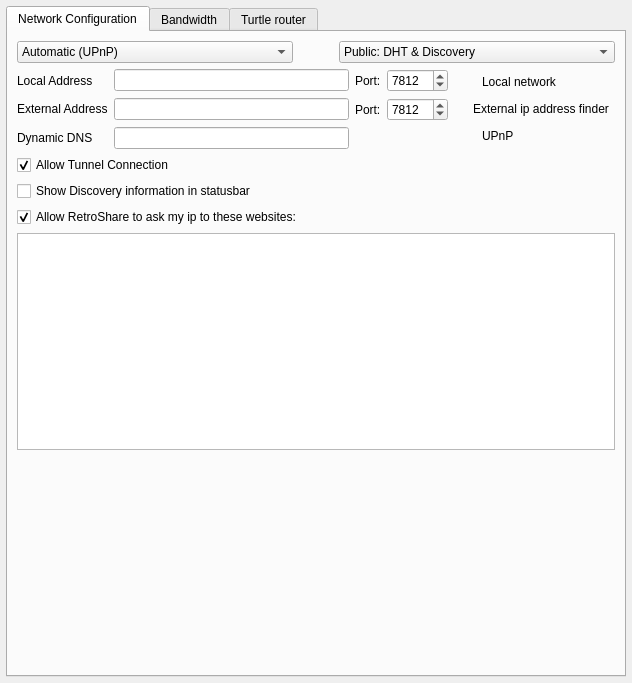
Old version of the form retroshare-gui/src/gui/settings/ServerPage.ui in the repository RetroShare/RetroShare.
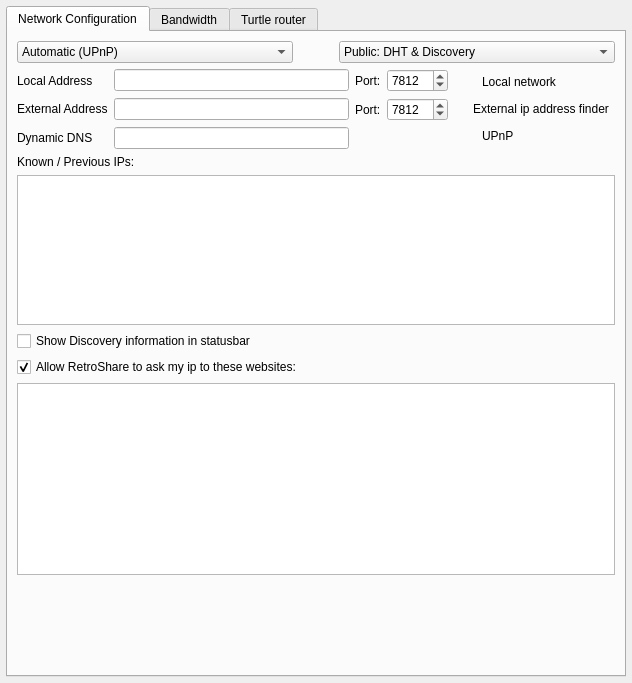
New version of the form. Icons and pictures are not drawn.

Commit message: merged Profile widget with security tab in settings

```diff
--- a/retroshare-gui/src/gui/settings/ServerPage.ui
+++ b/retroshare-gui/src/gui/settings/ServerPage.ui
@@ -306,15 +306,19 @@
         </layout>
        </item>
        <item>
-        <widget class="QCheckBox" name="allowTunnelConnectionCB">
-         <property name="toolTip">
-          <string>If you uncheck this, RetroShare will not use tunnel connection between peers that are firewalled and cannot connect directly. This is independent from F2F routing (turtle router).</string>
-         </property>
+        <widget class="QLabel" name="label_7">
          <property name="text">
-          <string>Allow Tunnel Connection</string>
+          <string>Known / Previous IPs:</string>
          </property>
-         <property name="checked">
-          <bool>true</bool>
+        </widget>
+       </item>
+       <item>
+        <widget class="QListWidget" name="ipAddressList">
+         <property name="maximumSize">
+          <size>
+           <width>16777215</width>
+           <height>150</height>
+          </size>
          </property>
         </widget>
        </item>
@@ -447,6 +451,19 @@
             </item>
            </layout>
           </item>
+          <item>
+           <widget class="QCheckBox" name="allowTunnelConnectionCB">
+            <property name="toolTip">
+             <string>If you uncheck this, RetroShare will not use tunnel connection between peers that are firewalled and cannot connect directly. This is independent from F2F routing (turtle router).</string>
+            </property>
+            <property name="text">
+             <string>Allow Tunnel Connection</string>
+            </property>
+            <property name="checked">
+             <bool>true</bool>
+            </property>
+           </widget>
+          </item>
           <item>
            <spacer name="verticalSpacer_3">
             <property name="orientation">
```
Left out of the diff: 4 changed lines with no effect on the pictures. The commit also changes 4 other files.
